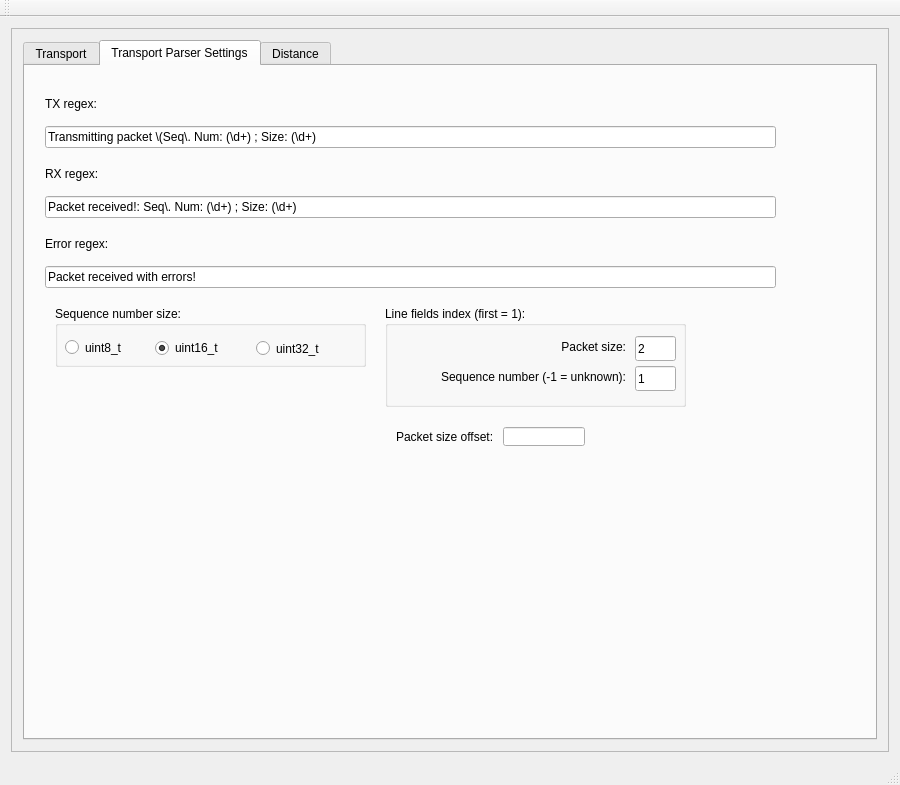
This is src/gui/mainwindow.ui in dcentelles/comms_log_parser as Qt 5 draws it before an edit. The edited form follows.
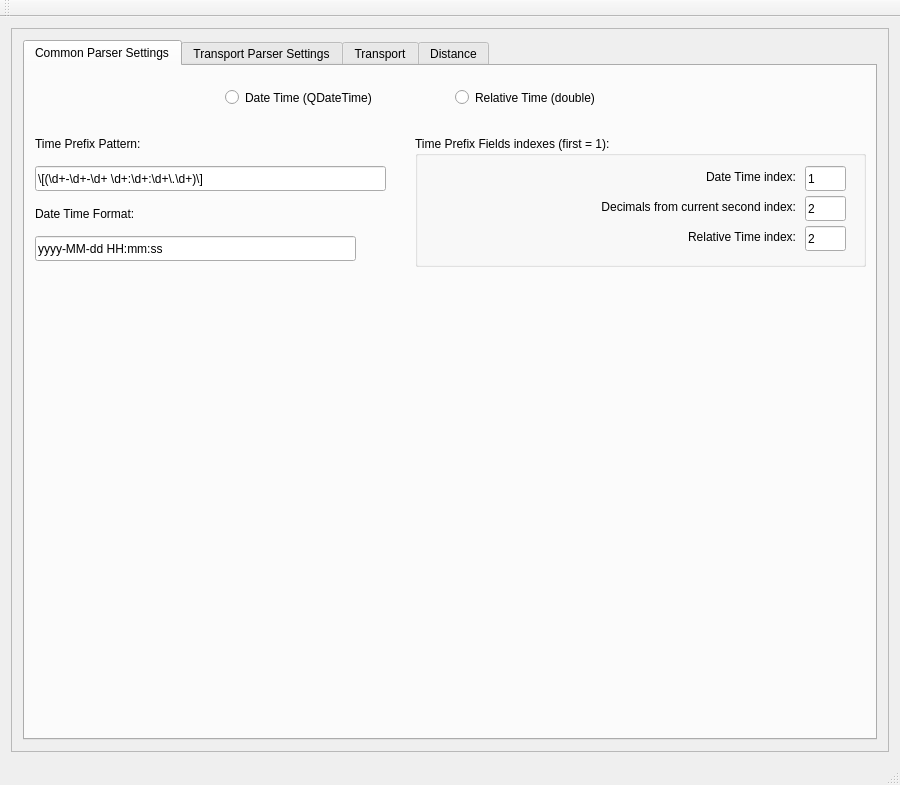
This is the edited form.

Commit message: current status

What changed in the file:
```diff
--- a/src/gui/mainwindow.ui
+++ b/src/gui/mainwindow.ui
@@ -69,8 +69,437 @@
            </size>
           </property>
           <property name="currentIndex">
-           <number>1</number>
+           <number>0</number>
           </property>
+          <widget class="QWidget" name="tab_3">
+           <attribute name="title">
+            <string>Common Parser Settings</string>
+           </attribute>
+           <widget class="QLabel" name="label_31">
+            <property name="geometry">
+             <rect>
+              <x>10</x>
+              <y>140</y>
+              <width>171</width>
+              <height>16</height>
+             </rect>
+            </property>
+            <property name="text">
+             <string>Date Time Format:</string>
+            </property>
+           </widget>
+           <widget class="QLineEdit" name="transportDateTimeFormat">
+            <property name="geometry">
+             <rect>
+              <x>10</x>
+              <y>170</y>
+              <width>321</width>
+              <height>25</height>
+             </rect>
+            </property>
+            <property name="text">
+             <string>yyyy-MM-dd HH:mm:ss</string>
+            </property>
+           </widget>
+           <widget class="QLineEdit" name="transportTimePattern">
+            <property name="geometry">
+             <rect>
+              <x>10</x>
+              <y>100</y>
+              <width>351</width>
+              <height>25</height>
+             </rect>
+            </property>
+            <property name="text">
+             <string>\[(\d+-\d+-\d+ \d+:\d+:\d+\.\d+)\]</string>
+            </property>
+           </widget>
+           <widget class="QGroupBox" name="groupBox_6">
+            <property name="enabled">
+             <bool>true</bool>
+            </property>
+            <property name="geometry">
+             <rect>
+              <x>390</x>
+              <y>70</y>
+              <width>451</width>
+              <height>131</height>
+             </rect>
+            </property>
+            <property name="title">
+             <string>Time Prefix Fields indexes (first = 1):</string>
+            </property>
+            <widget class="QLabel" name="label_26">
+             <property name="geometry">
+              <rect>
+               <x>20</x>
+               <y>30</y>
+               <width>361</width>
+               <height>21</height>
+              </rect>
+             </property>
+             <property name="text">
+              <string>Date Time index:</string>
+             </property>
+             <property name="alignment">
+              <set>Qt::AlignRight|Qt::AlignTrailing|Qt::AlignVCenter</set>
+             </property>
+            </widget>
+            <widget class="QLineEdit" name="trDateTimeIndex">
+             <property name="enabled">
+              <bool>true</bool>
+             </property>
+             <property name="geometry">
+              <rect>
+               <x>390</x>
+               <y>30</y>
+               <width>41</width>
+               <height>25</height>
+              </rect>
+             </property>
+             <property name="text">
+              <string>1</string>
+             </property>
+            </widget>
+            <widget class="QLabel" name="label_30">
+             <property name="geometry">
+              <rect>
+               <x>20</x>
+               <y>60</y>
+               <width>361</width>
+               <height>21</height>
+              </rect>
+             </property>
+             <property name="text">
+              <string>Decimals from current second index:</string>
+             </property>
+             <property name="alignment">
+              <set>Qt::AlignRight|Qt::AlignTrailing|Qt::AlignVCenter</set>
+             </property>
+            </widget>
+            <widget class="QLineEdit" name="trDecimalsIndex">
+             <property name="enabled">
+              <bool>true</bool>
+             </property>
+             <property name="geometry">
+              <rect>
+               <x>390</x>
+               <y>60</y>
+               <width>41</width>
+               <height>25</height>
+              </rect>
+             </property>
+             <property name="text">
+              <string>2</string>
+             </property>
+            </widget>
+            <widget class="QLabel" name="label_32">
+             <property name="geometry">
+              <rect>
+               <x>20</x>
+               <y>90</y>
+               <width>361</width>
+               <height>21</height>
+              </rect>
+             </property>
+             <property name="text">
+              <string>Relative Time index:</string>
+             </property>
+             <property name="alignment">
+              <set>Qt::AlignRight|Qt::AlignTrailing|Qt::AlignVCenter</set>
+             </property>
+            </widget>
+            <widget class="QLineEdit" name="trRelativeTimeIndex">
+             <property name="enabled">
+              <bool>true</bool>
+             </property>
+             <property name="geometry">
+              <rect>
+               <x>390</x>
+               <y>90</y>
+               <width>41</width>
+               <height>25</height>
+              </rect>
+             </property>
+             <property name="text">
+              <string>2</string>
+             </property>
+            </widget>
+           </widget>
+           <widget class="QLabel" name="label_6">
+            <property name="geometry">
+             <rect>
+              <x>10</x>
+              <y>70</y>
+              <width>171</width>
+              <height>16</height>
+             </rect>
+            </property>
+            <property name="text">
+             <string>Time Prefix Pattern:</string>
+            </property>
+           </widget>
+           <widget class="QRadioButton" name="trDateTimeRadioButton">
+            <property name="geometry">
+             <rect>
+              <x>200</x>
+              <y>20</y>
+              <width>191</width>
+              <height>23</height>
+             </rect>
+            </property>
+            <property name="text">
+             <string>Date Time (QDateTime)</string>
+            </property>
+           </widget>
+           <widget class="QRadioButton" name="trRelativeTimeRadioButton">
+            <property name="geometry">
+             <rect>
+              <x>430</x>
+              <y>20</y>
+              <width>241</width>
+              <height>23</height>
+             </rect>
+            </property>
+            <property name="text">
+             <string>Relative Time (double)</string>
+            </property>
+           </widget>
+          </widget>
+          <widget class="QWidget" name="tab">
+           <attribute name="title">
+            <string>Transport Parser Settings</string>
+           </attribute>
+           <widget class="QLineEdit" name="rxRegexLineEdit">
+            <property name="geometry">
+             <rect>
+              <x>20</x>
+              <y>120</y>
+              <width>731</width>
+              <height>22</height>
+             </rect>
+            </property>
+            <property name="text">
+             <string>Packet received!: Seq\. Num: (\d+) ; Size: (\d+)</string>
+            </property>
+           </widget>
+           <widget class="QLineEdit" name="txRegexLineEdit">
+            <property name="geometry">
+             <rect>
+              <x>20</x>
+              <y>50</y>
+              <width>731</width>
+              <height>22</height>
+             </rect>
+            </property>
+            <property name="text">
+             <string>Transmitting packet \(Seq\. Num: (\d+) ; Size: (\d+)</string>
+            </property>
+           </widget>
+           <widget class="QLineEdit" name="errRegexLineEdit">
+            <property name="geometry">
+             <rect>
+              <x>20</x>
+              <y>190</y>
+              <width>731</width>
+              <height>22</height>
+             </rect>
+            </property>
+            <property name="text">
+             <string>Packet received with errors!</string>
+            </property>
+           </widget>
+           <widget class="QLabel" name="label_3">
+            <property name="geometry">
+             <rect>
+              <x>20</x>
+              <y>160</y>
+              <width>81</width>
+              <height>16</height>
+             </rect>
+            </property>
+            <property name="text">
+             <string>Error regex:</string>
+            </property>
+           </widget>
+           <widget class="QLabel" name="label_4">
+            <property name="geometry">
+             <rect>
+              <x>20</x>
+              <y>90</y>
+              <width>81</width>
+              <height>16</height>
+             </rect>
+            </property>
+            <property name="text">
+             <string>RX regex:</string>
+            </property>
+           </widget>
+           <widget class="QLabel" name="label_5">
+            <property name="geometry">
+             <rect>
+              <x>20</x>
+              <y>20</y>
+              <width>81</width>
+              <height>16</height>
+             </rect>
+            </property>
+            <property name="text">
+             <string>TX regex:</string>
+            </property>
+           </widget>
+           <widget class="QGroupBox" name="groupBox_2">
+            <property name="geometry">
+             <rect>
+              <x>30</x>
+              <y>230</y>
+              <width>311</width>
+              <height>61</height>
+             </rect>
+            </property>
+            <property name="title">
+             <string>Sequence number size:</string>
+            </property>
+            <widget class="QRadioButton" name="uint8_t_radioButton">
+             <property name="geometry">
+              <rect>
+               <x>10</x>
+               <y>30</y>
+               <width>112</width>
+               <height>23</height>
+              </rect>
+             </property>
+             <property name="text">
+              <string>uint8_t</string>
+             </property>
+             <property name="checked">
+              <bool>false</bool>
+             </property>
+            </widget>
+            <widget class="QRadioButton" name="uint16_t_radioButton">
+             <property name="geometry">
+              <rect>
+               <x>100</x>
+               <y>32</y>
+               <width>112</width>
+               <height>20</height>
+              </rect>
+             </property>
+             <property name="text">
+              <string>uint16_t</string>
+             </property>
+             <property name="checked">
+              <bool>true</bool>
+             </property>
+            </widget>
+            <widget class="QRadioButton" name="uint32_t_radioButton">
+             <property name="geometry">
+              <rect>
+               <x>201</x>
+               <y>31</y>
+               <width>112</width>
+               <height>23</height>
+              </rect>
+             </property>
+             <property name="text">
+              <string>uint32_t</string>
+             </property>
+            </widget>
+           </widget>
+           <widget class="QGroupBox" name="groupBox_3">
+            <property name="geometry">
+             <rect>
+              <x>360</x>
+              <y>230</y>
+              <width>301</width>
+              <height>101</height>
+             </rect>
+            </property>
+            <property name="title">
+             <string>Line fields index (first = 1):</string>
+            </property>
+            <widget class="QLabel" name="label_7">
+             <property name="geometry">
+              <rect>
+               <x>90</x>
+               <y>30</y>
+               <width>151</width>
+               <height>21</height>
+              </rect>
+             </property>
+             <property name="text">
+              <string>Packet size:</string>
+             </property>
+             <property name="alignment">
+              <set>Qt::AlignRight|Qt::AlignTrailing|Qt::AlignVCenter</set>
+             </property>
+            </widget>
+            <widget class="QLineEdit" name="packetSizeIndex_lineEdit">
+             <property name="geometry">
+              <rect>
+               <x>250</x>
+               <y>30</y>
+               <width>41</width>
+               <height>25</height>
+              </rect>
+             </property>
+             <property name="text">
+              <string>2</string>
+             </property>
+            </widget>
+            <widget class="QLabel" name="label_8">
+             <property name="geometry">
+              <rect>
+               <x>10</x>
+               <y>60</y>
+               <width>231</width>
+               <height>21</height>
+              </rect>
+             </property>
+             <property name="text">
+              <string>Sequence number (-1 = unknown):</string>
+             </property>
+             <property name="alignment">
+              <set>Qt::AlignRight|Qt::AlignTrailing|Qt::AlignVCenter</set>
+             </property>
+            </widget>
+            <widget class="QLineEdit" name="seqNumberIndex_lineEdit">
+             <property name="geometry">
+              <rect>
+               <x>250</x>
+               <y>60</y>
+               <width>41</width>
+               <height>25</height>
+              </rect>
+             </property>
+             <property name="text">
+              <string>1</string>
+             </property>
+            </widget>
+           </widget>
+           <widget class="QWidget" name="horizontalLayoutWidget">
+            <property name="geometry">
+             <rect>
+              <x>30</x>
+              <y>300</y>
+              <width>211</width>
+              <height>41</height>
+             </rect>
+            </property>
+            <layout class="QHBoxLayout" name="horizontalLayout_7">
+             <item>
+              <widget class="QLabel" name="label_10">
+               <property name="text">
+                <string>Packet size offset: </string>
+               </property>
+              </widget>
+             </item>
+             <item>
+              <widget class="QLineEdit" name="packetSizeOffsetLineEdit"/>
+             </item>
+            </layout>
+           </widget>
+          </widget>
           <widget class="QWidget" name="transportTab">
            <property name="sizePolicy">
             <sizepolicy hsizetype="Maximum" vsizetype="Maximum">
@@ -672,240 +1101,6 @@
             </property>
            </widget>
           </widget>
-          <widget class="QWidget" name="tab">
-           <attribute name="title">
-            <string>Transport Parser Settings</string>
-           </attribute>
-           <widget class="QLineEdit" name="rxRegexLineEdit">
-            <property name="geometry">
-             <rect>
-              <x>20</x>
-              <y>130</y>
-              <width>731</width>
-              <height>22</height>
-             </rect>
-            </property>
-            <property name="text">
-             <string>Packet received!: Seq\. Num: (\d+) ; Size: (\d+)</string>
-            </property>
-           </widget>
-           <widget class="QLineEdit" name="txRegexLineEdit">
-            <property name="geometry">
-             <rect>
-              <x>20</x>
-              <y>60</y>
-              <width>731</width>
-              <height>22</height>
-             </rect>
-            </property>
-            <property name="text">
-             <string>Transmitting packet \(Seq\. Num: (\d+) ; Size: (\d+)</string>
-            </property>
-           </widget>
-           <widget class="QLineEdit" name="errRegexLineEdit">
-            <property name="geometry">
-             <rect>
-              <x>20</x>
-              <y>200</y>
-              <width>731</width>
-              <height>22</height>
-             </rect>
-            </property>
-            <property name="text">
-             <string>Packet received with errors!</string>
-            </property>
-           </widget>
-           <widget class="QLabel" name="label_3">
-            <property name="geometry">
-             <rect>
-              <x>20</x>
-              <y>170</y>
-              <width>81</width>
-              <height>16</height>
-             </rect>
-            </property>
-            <property name="text">
-             <string>Error regex:</string>
-            </property>
-           </widget>
-           <widget class="QLabel" name="label_4">
-            <property name="geometry">
-             <rect>
-              <x>20</x>
-              <y>100</y>
-              <width>81</width>
-              <height>16</height>
-             </rect>
-            </property>
-            <property name="text">
-             <string>RX regex:</string>
-            </property>
-           </widget>
-           <widget class="QLabel" name="label_5">
-            <property name="geometry">
-             <rect>
-              <x>20</x>
-              <y>30</y>
-              <width>81</width>
-              <height>16</height>
-             </rect>
-            </property>
-            <property name="text">
-             <string>TX regex:</string>
-            </property>
-           </widget>
-           <widget class="QGroupBox" name="groupBox_2">
-            <property name="geometry">
-             <rect>
-              <x>30</x>
-              <y>240</y>
-              <width>311</width>
-              <height>61</height>
-             </rect>
-            </property>
-            <property name="title">
-             <string>Sequence number size:</string>
-            </property>
-            <widget class="QRadioButton" name="uint8_t_radioButton">
-             <property name="geometry">
-              <rect>
-               <x>10</x>
-               <y>30</y>
-               <width>112</width>
-               <height>23</height>
-              </rect>
-             </property>
-             <property name="text">
-              <string>uint8_t</string>
-             </property>
-             <property name="checked">
-              <bool>false</bool>
-             </property>
-            </widget>
-            <widget class="QRadioButton" name="uint16_t_radioButton">
-             <property name="geometry">
-              <rect>
-               <x>100</x>
-               <y>32</y>
-               <width>112</width>
-               <height>20</height>
-              </rect>
-             </property>
-             <property name="text">
-              <string>uint16_t</string>
-             </property>
-             <property name="checked">
-              <bool>true</bool>
-             </property>
-            </widget>
-            <widget class="QRadioButton" name="uint32_t_radioButton">
-             <property name="geometry">
-              <rect>
-               <x>201</x>
-               <y>31</y>
-               <width>112</width>
-               <height>23</height>
-              </rect>
-             </property>
-             <property name="text">
-              <string>uint32_t</string>
-             </property>
-            </widget>
-           </widget>
-           <widget class="QGroupBox" name="groupBox_3">
-            <property name="geometry">
-             <rect>
-              <x>360</x>
-              <y>240</y>
-              <width>301</width>
-              <height>101</height>
-             </rect>
-            </property>
-            <property name="title">
-             <string>Line fields index (first = 1):</string>
-            </property>
-            <widget class="QLabel" name="label_7">
-             <property name="geometry">
-              <rect>
-               <x>90</x>
-               <y>30</y>
-               <width>151</width>
-               <height>21</height>
-              </rect>
-             </property>
-             <property name="text">
-              <string>Packet size:</string>
-             </property>
-             <property name="alignment">
-              <set>Qt::AlignRight|Qt::AlignTrailing|Qt::AlignVCenter</set>
-             </property>
-            </widget>
-            <widget class="QLineEdit" name="packetSizeIndex_lineEdit">
-             <property name="geometry">
-              <rect>
-               <x>250</x>
-               <y>30</y>
-               <width>41</width>
-               <height>25</height>
-              </rect>
-             </property>
-             <property name="text">
-              <string>2</string>
-             </property>
-            </widget>
-            <widget class="QLabel" name="label_8">
-             <property name="geometry">
-              <rect>
-               <x>10</x>
-               <y>60</y>
-               <width>231</width>
-               <height>21</height>
-              </rect>
-             </property>
-             <property name="text">
-              <string>Sequence number (-1 = unknown):</string>
-             </property>
-             <property name="alignment">
-              <set>Qt::AlignRight|Qt::AlignTrailing|Qt::AlignVCenter</set>
-             </property>
-            </widget>
-            <widget class="QLineEdit" name="seqNumberIndex_lineEdit">
-             <property name="geometry">
-              <rect>
-               <x>250</x>
-               <y>60</y>
-               <width>41</width>
-               <height>25</height>
-              </rect>
-             </property>
-             <property name="text">
-              <string>1</string>
-             </property>
-            </widget>
-           </widget>
-           <widget class="QWidget" name="horizontalLayoutWidget">
-            <property name="geometry">
-             <rect>
-              <x>360</x>
-              <y>350</y>
-              <width>211</width>
-              <height>41</height>
-             </rect>
-            </property>
-            <layout class="QHBoxLayout" name="horizontalLayout_7">
-             <item>
-              <widget class="QLabel" name="label_10">
-               <property name="text">
-                <string>Packet size offset: </string>
-               </property>
-              </widget>
-             </item>
-             <item>
-              <widget class="QLineEdit" name="packetSizeOffsetLineEdit"/>
-             </item>
-            </layout>
-           </widget>
-          </widget>
           <widget class="QWidget" name="tab_2">
            <attribute name="title">
             <string>Distance</string>
```
The commit also changes 4 other files.
